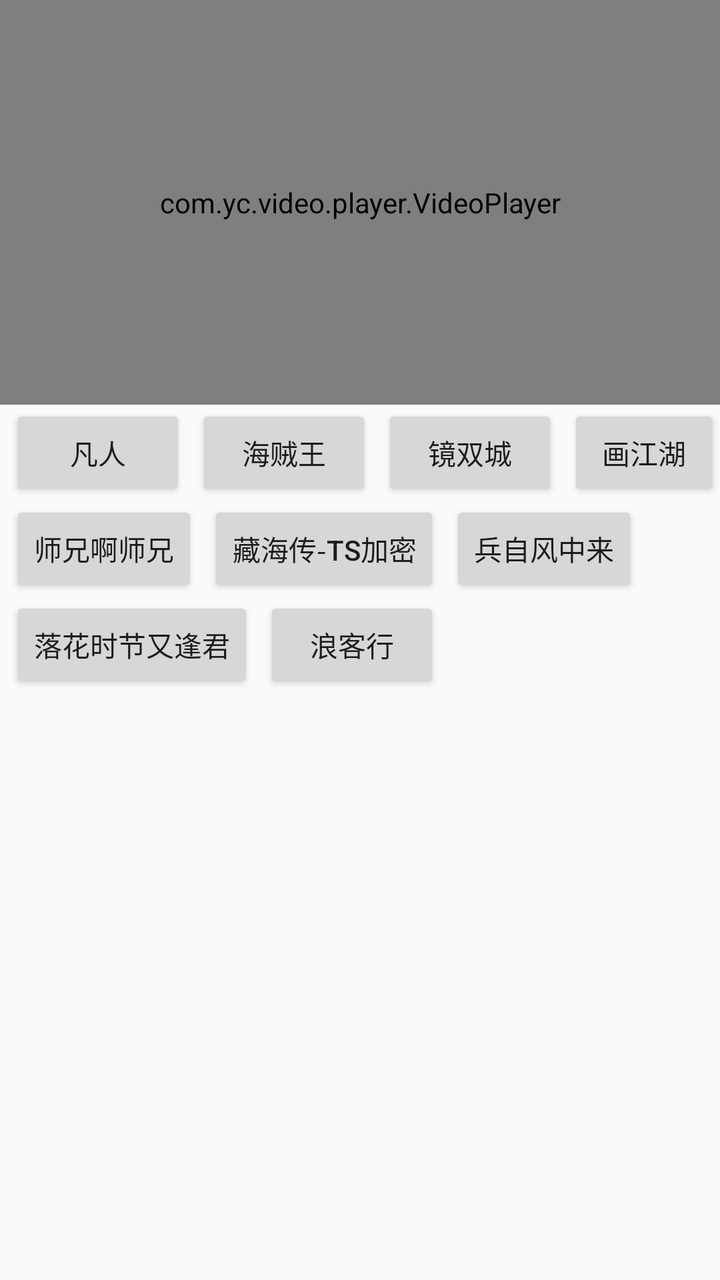
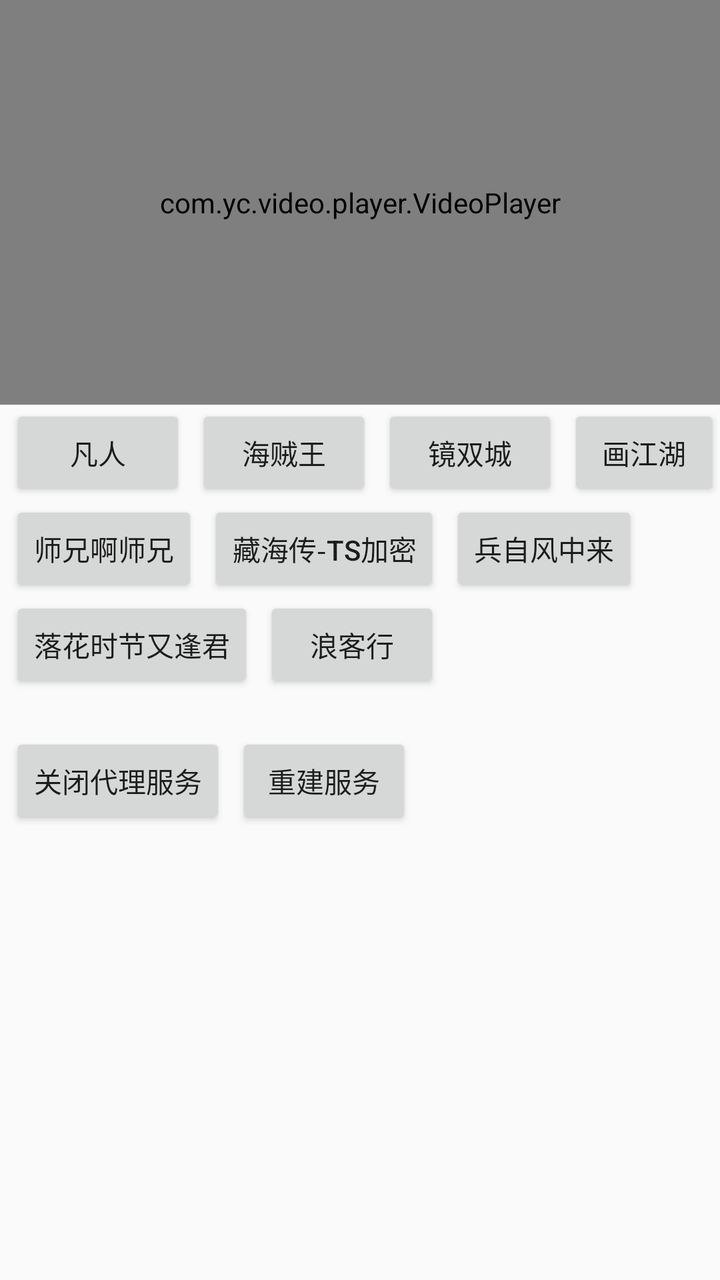

An Android layout rendered at two revisions. The XML below is the earlier revision; the diff shows what the commit changed to produce the second picture.
<!-- AndroidManifest.xml: application theme Theme.Videoplayer -->
<!-- res/layout/activity_main.xml -->
<?xml version="1.0" encoding="utf-8"?>
<androidx.constraintlayout.widget.ConstraintLayout xmlns:android="http://schemas.android.com/apk/res/android"
    xmlns:app="http://schemas.android.com/apk/res-auto"
    xmlns:tools="http://schemas.android.com/tools"
    android:layout_width="match_parent"
    android:layout_height="match_parent"
    tools:context=".activity.MainActivity">

    <com.yc.video.player.VideoPlayer
        android:id="@+id/videoView"
        android:layout_width="match_parent"
        android:layout_height="0dp"
        app:layout_constraintDimensionRatio="16:9"
        app:layout_constraintEnd_toEndOf="parent"
        app:layout_constraintStart_toStartOf="parent"
        app:layout_constraintTop_toTopOf="parent"/>
    <LinearLayout
        android:layout_width="match_parent"
        android:layout_height="wrap_content"
        android:orientation="vertical"
        app:layout_constraintTop_toBottomOf="@+id/videoView">
        <LinearLayout
            android:layout_width="match_parent"
            android:layout_height="wrap_content"
            android:orientation="horizontal"
            >
            <Button
                android:id="@+id/fr"
                android:layout_width="wrap_content"
                android:layout_height="wrap_content"
                android:text="凡人"
                android:layout_marginStart="5dp"
                />
            <Button
                android:id="@+id/hzw"
                android:layout_width="wrap_content"
                android:layout_height="wrap_content"
                android:text="海贼王"
                android:layout_marginStart="5dp"
                />
            <Button
                android:id="@+id/jsc"
                android:layout_width="wrap_content"
                android:layout_height="wrap_content"
                android:text="镜双城"
                android:layout_marginStart="5dp"
                />
            <Button
                android:id="@+id/hjh"
                android:layout_width="wrap_content"
                android:layout_height="wrap_content"
                android:text="画江湖"
                android:layout_marginStart="5dp"
                />
        </LinearLayout>
        <LinearLayout
            android:layout_width="match_parent"
            android:layout_height="wrap_content"
            android:orientation="horizontal"
            >
            <Button
                android:id="@+id/shixiong"
                android:layout_width="wrap_content"
                android:layout_height="wrap_content"
                android:text="师兄啊师兄"
                android:layout_marginStart="5dp"
                />
            <Button
                android:id="@+id/canghaizhuan"
                android:layout_width="wrap_content"
                android:layout_height="wrap_content"
                android:text="藏海传-ts加密"
                android:layout_marginStart="5dp"
                />
            <Button
                android:id="@+id/shaohua"
                android:layout_width="wrap_content"
                android:layout_height="wrap_content"
                android:text="兵自风中来"
                android:layout_marginStart="5dp"
                />
        </LinearLayout>
        <LinearLayout
            android:layout_width="match_parent"
            android:layout_height="wrap_content"
            android:orientation="horizontal"
            >
            <Button
                android:id="@+id/luohua"
                android:layout_width="wrap_content"
                android:layout_height="wrap_content"
                android:text="落花时节又逢君"
                android:layout_marginStart="5dp"
                />
            <Button
                android:id="@+id/langKeXing"
                android:layout_width="wrap_content"
                android:layout_height="wrap_content"
                android:text="浪客行"
                android:layout_marginStart="5dp"
                />
        </LinearLayout>
    </LinearLayout>



</androidx.constraintlayout.widget.ConstraintLayout>
<!-- resources referenced by this layout -->
<resources>
  <style name="Theme.Videoplayer" parent="Theme.MaterialComponents.Light.NoActionBar.Bridge">
          
          <item name="colorPrimary">@color/purple_500</item>
          <item name="colorPrimaryVariant">@color/purple_700</item>
          <item name="colorOnPrimary">@color/white</item>
          
          <item name="colorSecondary">@color/teal_200</item>
          <item name="colorSecondaryVariant">@color/teal_700</item>
          <item name="colorOnSecondary">@color/black</item>
          
          <item name="android:statusBarColor" tools:targetApi="l">?attr/colorPrimaryVariant</item>
          
      </style>
  <color name="purple_500">#FF6200EE</color>
  <color name="purple_700">#FF3700B3</color>
  <color name="white">#FFFFFFFF</color>
  <color name="teal_200">#FF03DAC5</color>
  <color name="teal_700">#FF018786</color>
  <color name="black">#FF000000</color>
</resources>

<!-- the commit's change to res/layout/activity_main.xml (unified diff, before → after) -->
@@ -1,107 +1,136 @@
 <?xml version="1.0" encoding="utf-8"?>
-<androidx.constraintlayout.widget.ConstraintLayout xmlns:android="http://schemas.android.com/apk/res/android"
+<layout xmlns:android="http://schemas.android.com/apk/res/android"
     xmlns:app="http://schemas.android.com/apk/res-auto"
-    xmlns:tools="http://schemas.android.com/tools"
-    android:layout_width="match_parent"
-    android:layout_height="match_parent"
-    tools:context=".activity.MainActivity">
+    xmlns:tools="http://schemas.android.com/tools">
 
-    <com.yc.video.player.VideoPlayer
-        android:id="@+id/videoView"
+    <data>
+
+    </data>
+
+    <androidx.constraintlayout.widget.ConstraintLayout
         android:layout_width="match_parent"
-        android:layout_height="0dp"
-        app:layout_constraintDimensionRatio="16:9"
-        app:layout_constraintEnd_toEndOf="parent"
-        app:layout_constraintStart_toStartOf="parent"
-        app:layout_constraintTop_toTopOf="parent"/>
-    <LinearLayout
-        android:layout_width="match_parent"
-        android:layout_height="wrap_content"
-        android:orientation="vertical"
-        app:layout_constraintTop_toBottomOf="@+id/videoView">
+        android:layout_height="match_parent"
+        tools:context=".activity.MainActivity">
+
+        <com.yc.video.player.VideoPlayer
+            android:id="@+id/videoView"
+            android:layout_width="match_parent"
+            android:layout_height="0dp"
+            app:layout_constraintDimensionRatio="16:9"
+            app:layout_constraintEnd_toEndOf="parent"
+            app:layout_constraintStart_toStartOf="parent"
+            app:layout_constraintTop_toTopOf="parent" />
+
+        <LinearLayout
+            android:id="@+id/selectNum"
+            android:layout_width="match_parent"
+            android:layout_height="wrap_content"
+            android:orientation="vertical"
+            app:layout_constraintTop_toBottomOf="@+id/videoView">
+
+            <LinearLayout
+                android:layout_width="match_parent"
+                android:layout_height="wrap_content"
+                android:orientation="horizontal">
+
+                <Button
+                    android:id="@+id/fr"
+                    android:layout_width="wrap_content"
+                    android:layout_height="wrap_content"
+                    android:text="凡人"
+                    android:layout_marginStart="5dp" />
+
+                <Button
+                    android:id="@+id/hzw"
+                    android:layout_width="wrap_content"
+                    android:layout_height="wrap_content"
+                    android:text="海贼王"
+                    android:layout_marginStart="5dp" />
+
+                <Button
+                    android:id="@+id/jsc"
+                    android:layout_width="wrap_content"
+                    android:layout_height="wrap_content"
+                    android:text="镜双城"
+                    android:layout_marginStart="5dp" />
+
+                <Button
+                    android:id="@+id/hjh"
+                    android:layout_width="wrap_content"
+                    android:layout_height="wrap_content"
+                    android:text="画江湖"
+                    android:layout_marginStart="5dp" />
+            </LinearLayout>
+
+            <LinearLayout
+                android:layout_width="match_parent"
+                android:layout_height="wrap_content"
+                android:orientation="horizontal">
+
+                <Button
+                    android:id="@+id/shixiong"
+                    android:layout_width="wrap_content"
+                    android:layout_height="wrap_content"
+                    android:text="师兄啊师兄"
+                    android:layout_marginStart="5dp" />
+
+                <Button
+                    android:id="@+id/canghaizhuan"
+                    android:layout_width="wrap_content"
+                    android:layout_height="wrap_content"
+                    android:text="藏海传-ts加密"
+                    android:layout_marginStart="5dp" />
+
+                <Button
+                    android:id="@+id/shaohua"
+                    android:layout_width="wrap_content"
+                    android:layout_height="wrap_content"
+                    android:text="兵自风中来"
+                    android:layout_marginStart="5dp" />
+            </LinearLayout>
+
+            <LinearLayout
+                android:layout_width="match_parent"
+                android:layout_height="wrap_content"
+                android:orientation="horizontal">
+
+                <Button
+                    android:id="@+id/luohua"
+                    android:layout_width="wrap_content"
+                    android:layout_height="wrap_content"
+                    android:text="落花时节又逢君"
+                    android:layout_marginStart="5dp" />
+
+                <Button
+                    android:id="@+id/langKeXing"
+                    android:layout_width="wrap_content"
+                    android:layout_height="wrap_content"
+                    android:text="浪客行"
+                    android:layout_marginStart="5dp" />
+            </LinearLayout>
+        </LinearLayout>
+
         <LinearLayout
             android:layout_width="match_parent"
             android:layout_height="wrap_content"
             android:orientation="horizontal"
-            >
+            android:layout_marginTop="20dp"
+
+            app:layout_constraintTop_toBottomOf="@+id/selectNum">
             <Button
-                android:id="@+id/fr"
+                android:id="@+id/shut"
                 android:layout_width="wrap_content"
                 android:layout_height="wrap_content"
-                android:text="凡人"
-                android:layout_marginStart="5dp"
-                />
+                android:text="关闭代理服务"
+                android:layout_marginStart="5dp" />
+
             <Button
-                android:id="@+id/hzw"
+                android:id="@+id/create"
                 android:layout_width="wrap_content"
                 android:layout_height="wrap_content"
-                android:text="海贼王"
-                android:layout_marginStart="5dp"
-                />
-            <Button
-                android:id="@+id/jsc"
-                android:layout_width="wrap_content"
-                android:layout_height="wrap_content"
-                android:text="镜双城"
-                android:layout_marginStart="5dp"
-                />
-            <Button
-                android:id="@+id/hjh"
-                android:layout_width="wrap_content"
-                android:layout_height="wrap_content"
-                android:text="画江湖"
-                android:layout_marginStart="5dp"
-                />
+                android:text="重建服务"
+                android:layout_marginStart="5dp" />
         </LinearLayout>
-        <LinearLayout
-            android:layout_width="match_parent"
-            android:layout_height="wrap_content"
-            android:orientation="horizontal"
-            >
-            <Button
-                android:id="@+id/shixiong"
-                android:layout_width="wrap_content"
-                android:layout_height="wrap_content"
-                android:text="师兄啊师兄"
-                android:layout_marginStart="5dp"
-                />
-            <Button
-                android:id="@+id/canghaizhuan"
-                android:layout_width="wrap_content"
-                android:layout_height="wrap_content"
-                android:text="藏海传-ts加密"
-                android:layout_marginStart="5dp"
-                />
-            <Button
-                android:id="@+id/shaohua"
-                android:layout_width="wrap_content"
-                android:layout_height="wrap_content"
-                android:text="兵自风中来"
-                android:layout_marginStart="5dp"
-                />
-        </LinearLayout>
-        <LinearLayout
-            android:layout_width="match_parent"
-            android:layout_height="wrap_content"
-            android:orientation="horizontal"
-            >
-            <Button
-                android:id="@+id/luohua"
-                android:layout_width="wrap_content"
-                android:layout_height="wrap_content"
-                android:text="落花时节又逢君"
-                android:layout_marginStart="5dp"
-                />
-            <Button
-                android:id="@+id/langKeXing"
-                android:layout_width="wrap_content"
-                android:layout_height="wrap_content"
-                android:text="浪客行"
-                android:layout_marginStart="5dp"
-                />
-        </LinearLayout>
-    </LinearLayout>
 
-
-
-</androidx.constraintlayout.widget.ConstraintLayout>
+    </androidx.constraintlayout.widget.ConstraintLayout>
+</layout>
